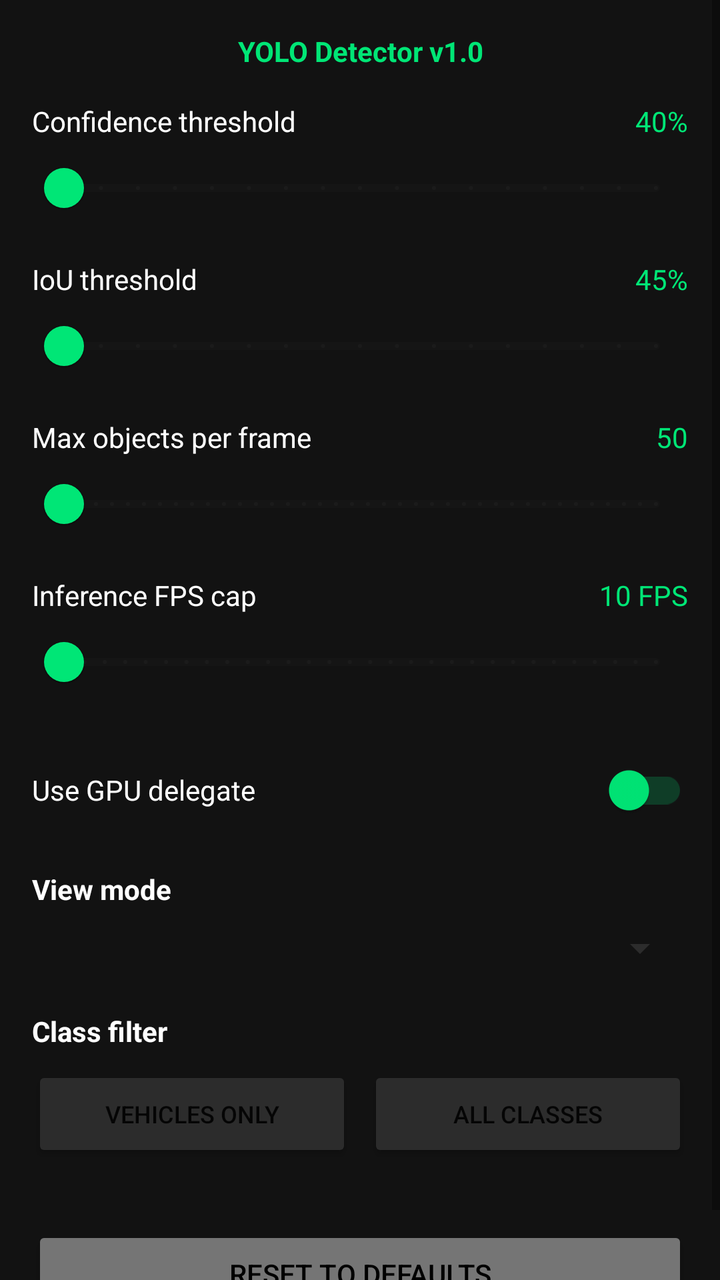
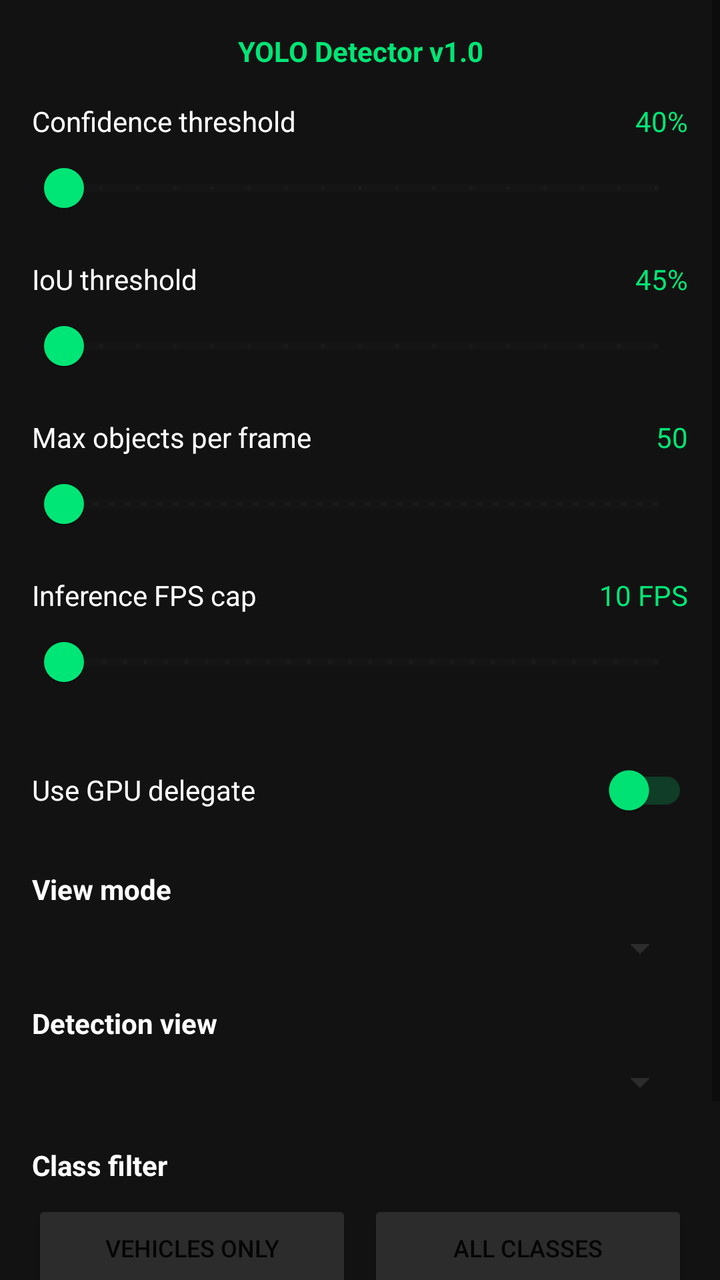

Before-and-after screenshots of an Android layout around one commit, followed by the original layout XML and the change that was made.
<!-- AndroidManifest.xml: application theme Theme.YoloDetector -->
<!-- res/layout/fragment_settings.xml -->
<?xml version="1.0" encoding="utf-8"?>
<ScrollView xmlns:android="http://schemas.android.com/apk/res/android"
    xmlns:app="http://schemas.android.com/apk/res-auto"
    android:layout_width="match_parent"
    android:layout_height="match_parent"
    android:background="#121212"
    android:clipToPadding="false"
    android:fillViewport="true"
    android:fitsSystemWindows="true">

    <LinearLayout
        android:layout_width="match_parent"
        android:layout_height="wrap_content"
        android:orientation="vertical"
        android:padding="16dp">

        
        <TextView
            android:id="@+id/tvAppVersion"
            android:layout_width="match_parent"
            android:layout_height="wrap_content"
            android:layout_marginBottom="16dp"
            android:gravity="center"
            android:text="YOLO Detector v1.0"
            android:textColor="#00E676"
            android:textSize="14sp"
            android:textStyle="bold" />

        
        <LinearLayout
            android:layout_width="match_parent"
            android:layout_height="wrap_content"
            android:orientation="horizontal">
            <TextView
                android:layout_width="0dp"
                android:layout_height="wrap_content"
                android:layout_weight="1"
                android:text="@string/settings_conf_threshold"
                android:textColor="#FFFFFF" />
            <TextView
                android:id="@+id/tvConfValue"
                android:layout_width="wrap_content"
                android:layout_height="wrap_content"
                android:text="40%"
                android:textColor="#00E676" />
        </LinearLayout>
        <com.google.android.material.slider.Slider
            android:id="@+id/sliderConfidence"
            android:layout_width="match_parent"
            android:layout_height="wrap_content"
            android:valueFrom="0.1"
            android:valueTo="0.9"
            android:stepSize="0.05"
            app:thumbColor="#00E676"
            app:trackColorActive="#00E676" />

        
        <LinearLayout
            android:layout_width="match_parent"
            android:layout_height="wrap_content"
            android:layout_marginTop="12dp"
            android:orientation="horizontal">
            <TextView
                android:layout_width="0dp"
                android:layout_height="wrap_content"
                android:layout_weight="1"
                android:text="@string/settings_iou_threshold"
                android:textColor="#FFFFFF" />
            <TextView
                android:id="@+id/tvIouValue"
                android:layout_width="wrap_content"
                android:layout_height="wrap_content"
                android:text="45%"
                android:textColor="#00E676" />
        </LinearLayout>
        <com.google.android.material.slider.Slider
            android:id="@+id/sliderIou"
            android:layout_width="match_parent"
            android:layout_height="wrap_content"
            android:valueFrom="0.1"
            android:valueTo="0.9"
            android:stepSize="0.05"
            app:thumbColor="#00E676"
            app:trackColorActive="#00E676" />

        
        <LinearLayout
            android:layout_width="match_parent"
            android:layout_height="wrap_content"
            android:layout_marginTop="12dp"
            android:orientation="horizontal">
            <TextView
                android:layout_width="0dp"
                android:layout_height="wrap_content"
                android:layout_weight="1"
                android:text="@string/settings_max_objects"
                android:textColor="#FFFFFF" />
            <TextView
                android:id="@+id/tvMaxObjectsValue"
                android:layout_width="wrap_content"
                android:layout_height="wrap_content"
                android:text="50"
                android:textColor="#00E676" />
        </LinearLayout>
        <com.google.android.material.slider.Slider
            android:id="@+id/sliderMaxObjects"
            android:layout_width="match_parent"
            android:layout_height="wrap_content"
            android:valueFrom="1"
            android:valueTo="100"
            android:stepSize="1"
            app:thumbColor="#00E676"
            app:trackColorActive="#00E676" />

        
        <LinearLayout
            android:layout_width="match_parent"
            android:layout_height="wrap_content"
            android:layout_marginTop="12dp"
            android:orientation="horizontal">
            <TextView
                android:layout_width="0dp"
                android:layout_height="wrap_content"
                android:layout_weight="1"
                android:text="@string/settings_inference_fps"
                android:textColor="#FFFFFF" />
            <TextView
                android:id="@+id/tvFpsValue"
                android:layout_width="wrap_content"
                android:layout_height="wrap_content"
                android:text="10 FPS"
                android:textColor="#00E676" />
        </LinearLayout>
        <com.google.android.material.slider.Slider
            android:id="@+id/sliderFps"
            android:layout_width="match_parent"
            android:layout_height="wrap_content"
            android:valueFrom="1"
            android:valueTo="30"
            android:stepSize="1"
            app:thumbColor="#00E676"
            app:trackColorActive="#00E676" />

        
        <com.google.android.material.switchmaterial.SwitchMaterial
            android:id="@+id/switchGpu"
            android:layout_width="match_parent"
            android:layout_height="wrap_content"
            android:layout_marginTop="16dp"
            android:text="@string/settings_gpu_delegate"
            android:textColor="#FFFFFF"
            app:thumbTint="#00E676"
            app:trackTint="#3300E676" />

        
        <TextView
            android:layout_width="match_parent"
            android:layout_height="wrap_content"
            android:layout_marginTop="16dp"
            android:text="@string/settings_view_mode"
            android:textColor="#FFFFFF"
            android:textStyle="bold" />
        <Spinner
            android:id="@+id/spViewMode"
            android:layout_width="match_parent"
            android:layout_height="wrap_content"
            android:layout_marginTop="8dp"
            android:prompt="@string/view_mode_normal"
            app:backgroundTint="#2C2C2C" />

        
        <TextView
            android:layout_width="match_parent"
            android:layout_height="wrap_content"
            android:layout_marginTop="20dp"
            android:text="@string/settings_class_filter"
            android:textColor="#FFFFFF"
            android:textStyle="bold" />

        <LinearLayout
            android:layout_width="match_parent"
            android:layout_height="wrap_content"
            android:layout_marginTop="8dp"
            android:orientation="horizontal">
            <Button
                android:id="@+id/btnSelectVehiclesOnly"
                android:layout_width="0dp"
                android:layout_height="wrap_content"
                android:layout_weight="1"
                android:layout_marginEnd="4dp"
                android:text="Vehicles Only"
                android:textSize="12sp"
                app:backgroundTint="#2C2C2C" />
            <Button
                android:id="@+id/btnSelectAllClasses"
                android:layout_width="0dp"
                android:layout_height="wrap_content"
                android:layout_weight="1"
                android:layout_marginStart="4dp"
                android:text="All Classes"
                android:textSize="12sp"
                app:backgroundTint="#2C2C2C" />
        </LinearLayout>

        <LinearLayout
            android:id="@+id/layoutClassFilters"
            android:layout_width="match_parent"
            android:layout_height="wrap_content"
            android:layout_marginTop="8dp"
            android:orientation="vertical" />

        <Button
            android:id="@+id/btnResetDefaults"
            android:layout_width="match_parent"
            android:layout_height="wrap_content"
            android:layout_marginTop="24dp"
            android:text="@string/settings_reset"
            android:textColor="#000000"
            app:backgroundTint="#757575" />

    </LinearLayout>

</ScrollView>
<!-- resources referenced by this layout -->
<resources>
  <string name="settings_class_filter">Class filter</string>
  <string name="settings_conf_threshold">Confidence threshold</string>
  <string name="settings_gpu_delegate">Use GPU delegate</string>
  <string name="settings_inference_fps">Inference FPS cap</string>
  <string name="settings_iou_threshold">IoU threshold</string>
  <string name="settings_max_objects">Max objects per frame</string>
  <string name="settings_reset">Reset to defaults</string>
  <string name="settings_view_mode">View mode</string>
  <string name="view_mode_normal">Normal</string>
  <style name="Theme.YoloDetector" parent="Theme.MaterialComponents.DayNight.NoActionBar">
          <item name="colorPrimary">#212121</item>
          <item name="colorPrimaryVariant">#000000</item>
          <item name="colorOnPrimary">#FFFFFF</item>
          <item name="colorSecondary">#00E676</item>
          <item name="colorSecondaryVariant">#00B248</item>
          <item name="colorOnSecondary">#000000</item>
          <item name="android:statusBarColor">#000000</item>
          <item name="android:navigationBarColor">#121212</item>
          <item name="android:windowBackground">#000000</item>
      </style>
</resources>

<!-- the commit's change to res/layout/fragment_settings.xml (unified diff, before → after) -->
@@ -172,6 +172,22 @@
         <TextView
             android:layout_width="match_parent"
             android:layout_height="wrap_content"
+            android:layout_marginTop="16dp"
+            android:text="@string/settings_detection_view"
+            android:textColor="#FFFFFF"
+            android:textStyle="bold" />
+        <Spinner
+            android:id="@+id/spDetectionView"
+            android:layout_width="match_parent"
+            android:layout_height="wrap_content"
+            android:layout_marginTop="8dp"
+            android:prompt="@string/detection_view_labels"
+            app:backgroundTint="#2C2C2C" />
+
+        
+        <TextView
+            android:layout_width="match_parent"
+            android:layout_height="wrap_content"
             android:layout_marginTop="20dp"
             android:text="@string/settings_class_filter"
             android:textColor="#FFFFFF"
<!-- resource entries referenced after the edit -->
@@ -1,7 +1,9 @@
 <!-- resources referenced by this layout -->
 <resources>
+  <string name="detection_view_labels">Default (box with class name)</string>
   <string name="settings_class_filter">Class filter</string>
   <string name="settings_conf_threshold">Confidence threshold</string>
+  <string name="settings_detection_view">Detection view</string>
   <string name="settings_gpu_delegate">Use GPU delegate</string>
   <string name="settings_inference_fps">Inference FPS cap</string>
   <string name="settings_iou_threshold">IoU threshold</string>
